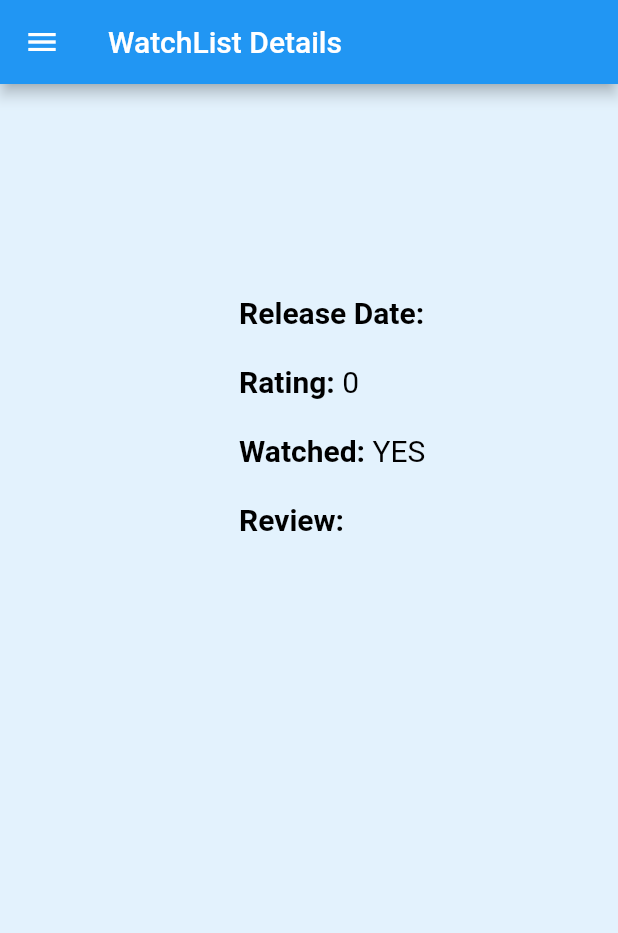
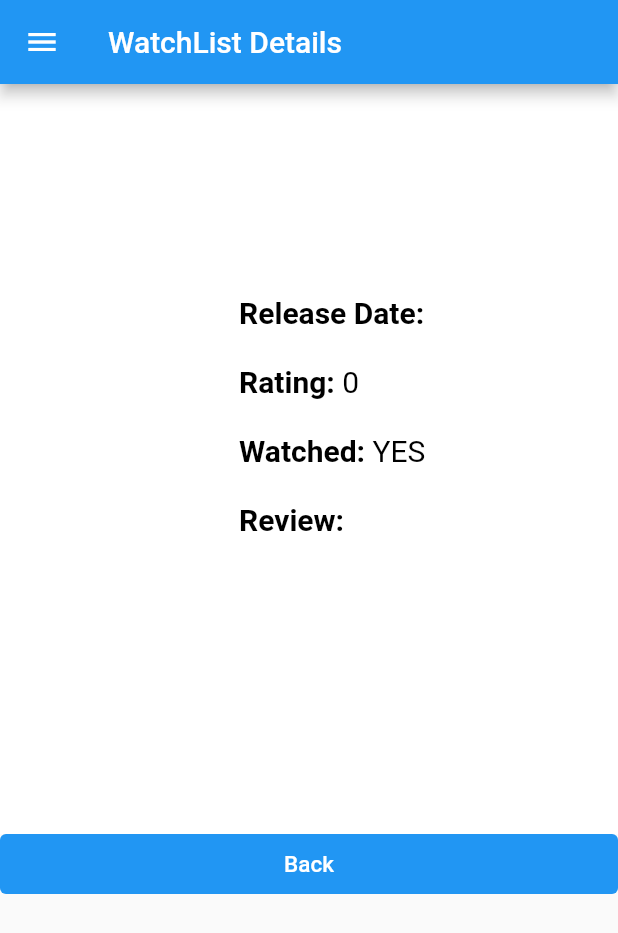
Before and after one commit to VinsensiusF/pbp-flutter-lab, a Flutter app: the WatchlistDetail screen opened directly with empty values, on a phone screen of 412 x 824 dp. Shown: the top 933 px of the screen. Run offline on Flutter 3.47's test engine with Material 2 defaults, Android fonts, the phone set to English and light mode, and no system bars.

Commit message:
Tugas 9 finished, README done, back button done too, bonus not yet done

```diff
--- a/lib/page/watchlistDetail.dart
+++ b/lib/page/watchlistDetail.dart
@@ -56,10 +56,11 @@ class WatchlistDetail extends StatelessWidget {
                 ],
               ),
             ),
-            body: Center(child: Container(
-              height: 800.0,
+            body: Center(child: Column(children: <Widget>[
+              Container(
+              height: 500.0,
               width: 800.0,
-              color: Colors.blue[50],
+              color: Colors.white,
               child: RichText(
                 text: TextSpan(
                           style: const TextStyle(
@@ -77,21 +78,35 @@ class WatchlistDetail extends StatelessWidget {
                             const TextSpan(text: "                                Review: \n"+"                                ", style: TextStyle(fontWeight: FontWeight.bold, fontSize: 20)),
                             TextSpan(text: watchlist.fields.review, style:const TextStyle(fontSize: 20)),
                           ]
+
                         ),
-                        ),
-            ),)
-          //   body: Column(
-          //     children: [
-          //       const SizedBox(
-          //         height: 10,
-          //       ),
-          //       Text(watchlist.fields.title, style: const TextStyle(fontWeight: FontWeight.bold,fontSize: 20)),
-          //       Text("Release Date: ${watchlist.fields.releaseDate}", style: const TextStyle(fontSize: 20)),
-          //       Text("Rating: ${watchlist.fields.rating}", style: const TextStyle(fontSize: 20)),
-          //       Text("Status: ${watchlist.fields.watched}", style: const TextStyle(fontSize: 20)),
-          //       Text("Review: \n${watchlist.fields.review}", style: const TextStyle(fontSize: 20)),
-          //     ],
-          // ),
+                      ),
+                  ),
+                  SizedBox(
+                      height: 40,
+                      width: 780,
+                      child: TextButton(
+                          onPressed: () {
+                              Navigator.pushReplacement(
+                                  context,
+                                  MaterialPageRoute(builder: (context) => const MywatchlistPage()),
+                              );
+                          },
+                          style: TextButton.styleFrom(
+                              primary: Colors.white,
+                              backgroundColor: Colors.blue,
+                          ),
+                          child: const Text('Back', style: TextStyle(fontSize: 15),),
+                      ),
+                  ),
+
+              ],
+            )
+
+
+
+            )
+
     );
   }
 }
```
Also changed, not shown: 1 other file.
